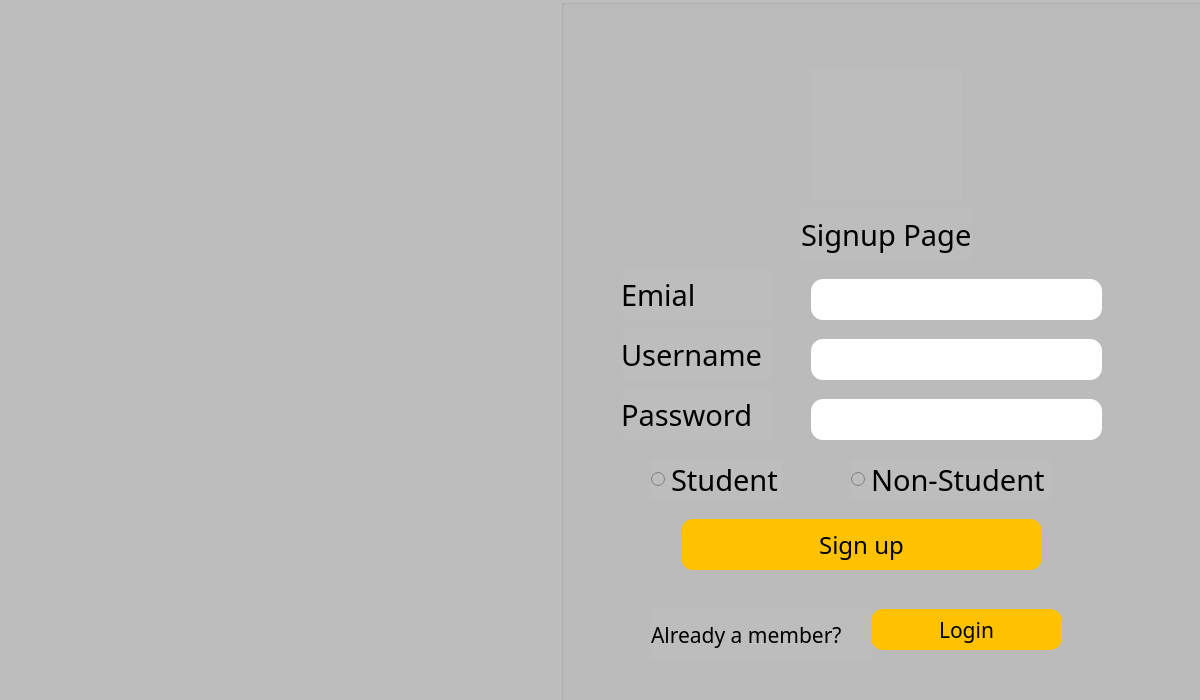
Qt form signuppage.ui (hager55m/Metro-Mate-DS) before a commit.
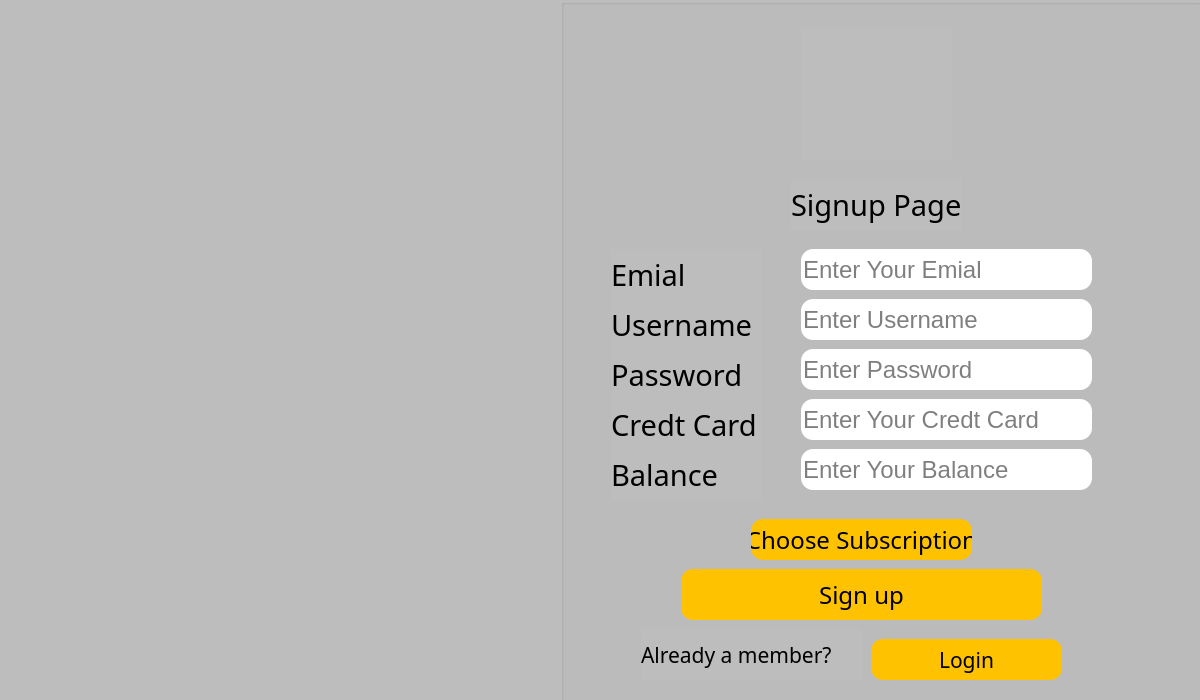
The same form after that commit.

Commit message: Adjusted user gui with adding subscription restrictions and balance

```diff
--- a/signuppage.ui
+++ b/signuppage.ui
@@ -31,8 +31,8 @@
    <widget class="QLabel" name="user">
     <property name="geometry">
      <rect>
-      <x>250</x>
-      <y>70</y>
+      <x>240</x>
+      <y>30</y>
       <width>151</width>
       <height>131</height>
      </rect>
@@ -44,8 +44,8 @@
    <widget class="QLabel" name="label_2">
     <property name="geometry">
      <rect>
-      <x>240</x>
-      <y>210</y>
+      <x>230</x>
+      <y>180</y>
       <width>171</width>
       <height>51</height>
      </rect>
@@ -63,8 +63,8 @@
    <widget class="QLabel" name="label_3">
     <property name="geometry">
      <rect>
-      <x>60</x>
-      <y>330</y>
+      <x>50</x>
+      <y>300</y>
       <width>151</width>
       <height>51</height>
      </rect>
@@ -82,8 +82,8 @@
    <widget class="QLabel" name="label_4">
     <property name="geometry">
      <rect>
-      <x>60</x>
-      <y>390</y>
+      <x>50</x>
+      <y>350</y>
       <width>151</width>
       <height>51</height>
      </rect>
@@ -101,8 +101,8 @@
    <widget class="QLineEdit" name="name">
     <property name="geometry">
      <rect>
-      <x>250</x>
-      <y>340</y>
+      <x>240</x>
+      <y>250</y>
       <width>291</width>
       <height>41</height>
      </rect>
@@ -117,12 +117,15 @@
 border-radius: 12;
 color: black;</string>
     </property>
+    <property name="placeholderText">
+     <string>Enter Your Emial</string>
+    </property>
    </widget>
    <widget class="QLineEdit" name="pass">
     <property name="geometry">
      <rect>
-      <x>250</x>
-      <y>400</y>
+      <x>240</x>
+      <y>350</y>
       <width>291</width>
       <height>41</height>
      </rect>
@@ -137,12 +140,15 @@
 border-radius: 12;
 color: black;</string>
     </property>
+    <property name="placeholderText">
+     <string>Enter Password</string>
+    </property>
    </widget>
    <widget class="QPushButton" name="signup">
     <property name="geometry">
      <rect>
       <x>120</x>
-      <y>520</y>
+      <y>570</y>
       <width>361</width>
       <height>51</height>
      </rect>
@@ -165,8 +171,8 @@
    <widget class="QLabel" name="label_5">
     <property name="geometry">
      <rect>
-      <x>90</x>
-      <y>610</y>
+      <x>80</x>
+      <y>630</y>
       <width>221</width>
       <height>51</height>
      </rect>
@@ -185,7 +191,7 @@
     <property name="geometry">
      <rect>
       <x>310</x>
-      <y>610</y>
+      <y>640</y>
       <width>191</width>
       <height>41</height>
      </rect>
@@ -208,8 +214,8 @@
    <widget class="QLabel" name="label_6">
     <property name="geometry">
      <rect>
-      <x>60</x>
-      <y>270</y>
+      <x>50</x>
+      <y>250</y>
       <width>151</width>
       <height>51</height>
      </rect>
@@ -227,8 +233,8 @@
    <widget class="QLineEdit" name="mail">
     <property name="geometry">
      <rect>
-      <x>250</x>
-      <y>280</y>
+      <x>240</x>
+      <y>300</y>
       <width>291</width>
       <height>41</height>
      </rect>
@@ -246,33 +252,60 @@
     <property name="text">
      <string/>
     </property>
+    <property name="placeholderText">
+     <string>Enter Username</string>
+    </property>
    </widget>
-   <widget class="QRadioButton" name="stud">
+   <widget class="QPushButton" name="choose">
     <property name="geometry">
      <rect>
-      <x>90</x>
-      <y>460</y>
-      <width>131</width>
+      <x>190</x>
+      <y>520</y>
+      <width>221</width>
       <height>41</height>
      </rect>
     </property>
     <property name="font">
      <font>
       <family>BAXAUTRIAL</family>
+      <pointsize>18</pointsize>
+     </font>
+    </property>
+    <property name="styleSheet">
+     <string notr="true">background-color: #FFC200;
+border-radius: 12;
+color: black;</string>
+    </property>
+    <property name="text">
+     <string>Choose Subscription</string>
+    </property>
+   </widget>
+   <widget class="QLabel" name="label_7">
+    <property name="geometry">
+     <rect>
+      <x>50</x>
+      <y>400</y>
+      <width>151</width>
+      <height>51</height>
+     </rect>
+    </property>
+    <property name="font">
+     <font>
+      <family>BAXAUTRIAL</family>
       <pointsize>22</pointsize>
      </font>
     </property>
     <property name="text">
-     <string>Student</string>
+     <string>Credt Card</string>
     </property>
    </widget>
-   <widget class="QRadioButton" name="non">
+   <widget class="QLabel" name="label_8">
     <property name="geometry">
      <rect>
-      <x>290</x>
-      <y>460</y>
-      <width>201</width>
-      <height>41</height>
+      <x>50</x>
+      <y>450</y>
+      <width>151</width>
+      <height>51</height>
      </rect>
     </property>
     <property name="font">
@@ -282,7 +315,56 @@
      </font>
     </property>
     <property name="text">
-     <string>Non-Student</string>
+     <string>Balance</string>
+    </property>
+   </widget>
+   <widget class="QLineEdit" name="card">
+    <property name="geometry">
+     <rect>
+      <x>240</x>
+      <y>400</y>
+      <width>291</width>
+      <height>41</height>
+     </rect>
+    </property>
+    <property name="font">
+     <font>
+      <pointsize>18</pointsize>
+     </font>
+    </property>
+    <property name="styleSheet">
+     <string notr="true">background-color: white;
+border-radius: 12;
+color: black;</string>
+    </property>
+    <property name="maxLength">
+     <number>22</number>
+    </property>
+    <property name="placeholderText">
+     <string>Enter Your Credt Card</string>
+    </property>
+   </widget>
+   <widget class="QLineEdit" name="balance">
+    <property name="geometry">
+     <rect>
+      <x>240</x>
+      <y>450</y>
+      <width>291</width>
+      <height>41</height>
+     </rect>
+    </property>
+    <property name="font">
+     <font>
+      <pointsize>18</pointsize>
+     </font>
+    </property>
+    <property name="styleSheet">
+     <string notr="true">background-color: white;
+border-radius: 12;
+color: black;</string>
+    </property>
+    <property name="placeholderText">
+     <string>Enter Your Balance</string>
     </property>
    </widget>
   </widget>
```
Left out of the diff: 4 changed lines with no effect on the pictures. The commit also changes 162 other files.
